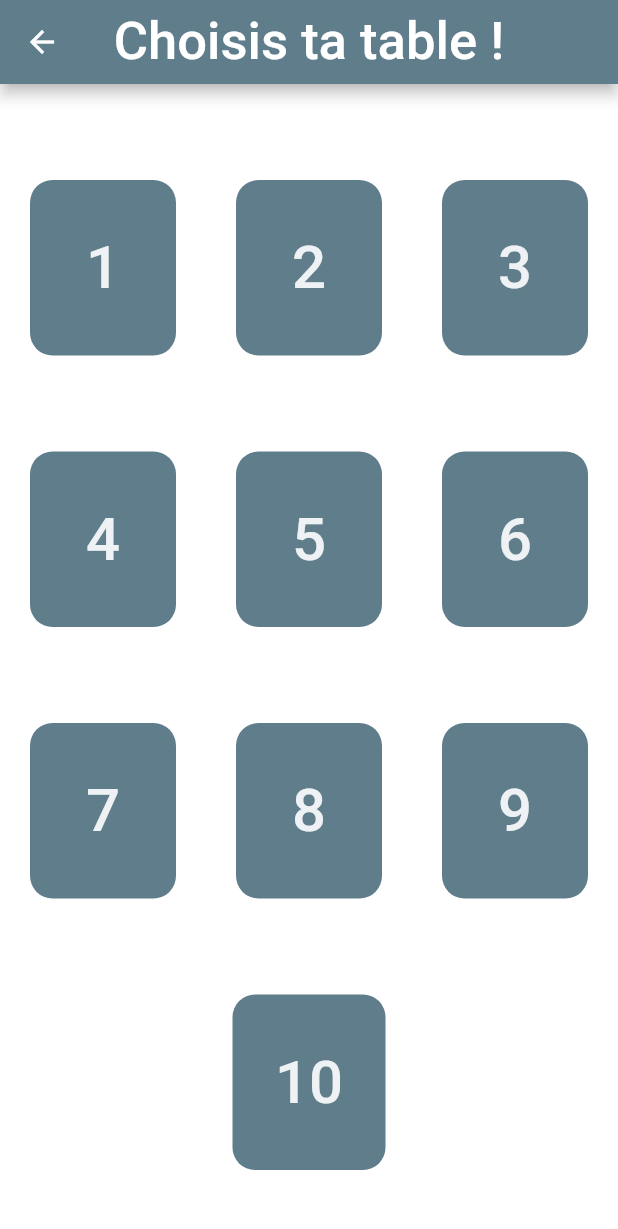
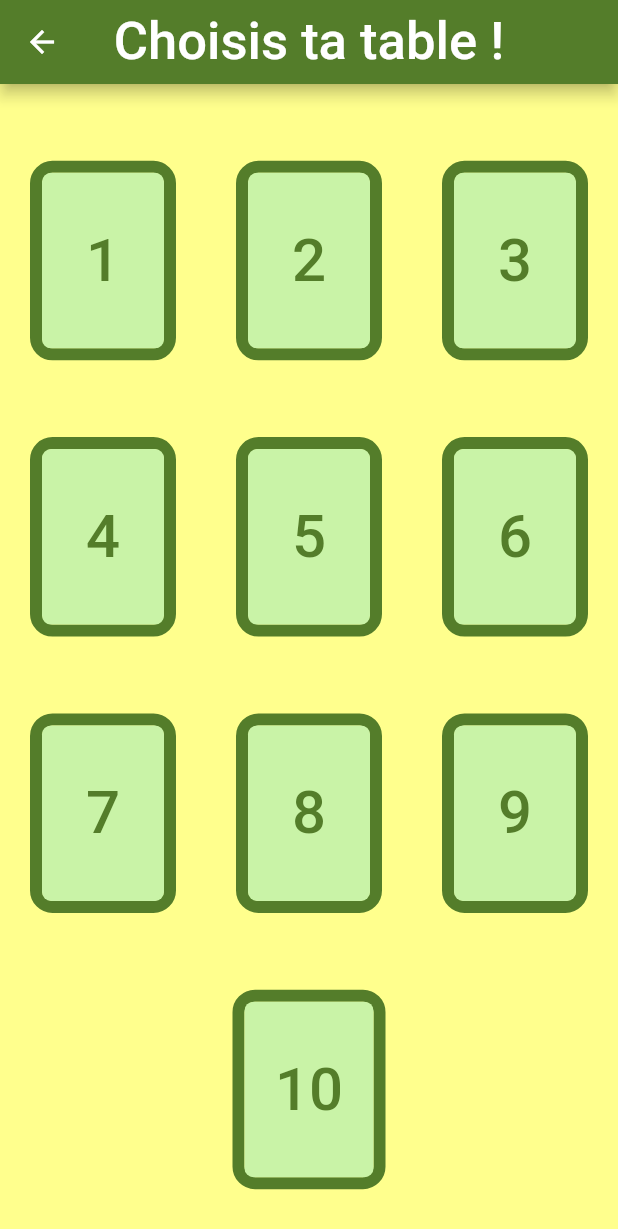
Before and after one commit to manucaputo/appli-mob, a Flutter app: the screen it shows after launch, after a tap on "Afficher les tables", on a phone screen of 412 x 824 dp. Shown: the top 1229 px of the screen. Run offline on Flutter 3.47's test engine with Material 2 defaults, Android fonts, the phone set to English and light mode, and no system bars; drawn by our look-alikes of auto_size_text; our stand-ins replace circular_countdown_timer; missing offline and left inert: dart:ffi.

Commit message:
backg. second

```diff
--- a/lib/second_page.dart
+++ b/lib/second_page.dart
@@ -22,8 +22,19 @@ class _SecondPageState extends State<SecondPage> {
 
   @override
   Widget build(BuildContext context) {
+
+    Color e = Color.fromRGBO(58, 153, 11, 1.0);
+
+    //Color f = Color.fromRGBO(103, 151, 59, 1.0);
+   Color f = Color.fromRGBO(84, 125, 42, 1.0);
+    Color c = Color.fromRGBO(147, 219, 91, 0.6);
+    Color a = Color.fromRGBO(201, 243, 167, 1.0);
+
+    Color b = Color.fromRGBO(255, 255, 132, 0.93);
+    Color d = Color.fromRGBO(132, 69, 60, 1);
+
     return Scaffold(
-        backgroundColor: Colors.white.withOpacity(0.75), // couleur du fond
+        backgroundColor: b, // couleur du fond
         // création de la appbar
         appBar: AppBar(
           title: Text(
@@ -31,7 +42,7 @@ class _SecondPageState extends State<SecondPage> {
             style: TextStyle(fontSize: 35),
           ),
           centerTitle: true, // centre l'écriture
-          backgroundColor: Colors.blueGrey, // couleur de la appBar
+          backgroundColor: f, // couleur de la appBar
         ),
 
         body: Column(
@@ -42,10 +53,13 @@ class _SecondPageState extends State<SecondPage> {
                   child: Row(children: <Widget>[
                 Expanded(
                     child: Container(
-                  margin: new EdgeInsets.fromLTRB(20.0, 20.0, 20.0, 0),  //position du bouton par rapport aux autres éléments
+                  margin: new EdgeInsets.fromLTRB(20.0, 20.0, 20.0, 0),
+                      decoration: BoxDecoration(
+                          borderRadius: BorderRadius.circular(15.0),
+                          border: Border.all(color: f, width: 8.0)),//position du bouton par rapport aux autres éléments
                   child: FlatButton(
                       shape: RoundedRectangleBorder(
-                        borderRadius: BorderRadius.circular(15.0), //arrondi les angles
+                        borderRadius: BorderRadius.circular(6.0), //arrondi les angles
                       ),
                       onPressed: () {   // quand on presse le bouton
                         value = 1;
@@ -53,14 +67,14 @@ class _SecondPageState extends State<SecondPage> {
                           builder: (context) => ThirdPage(value: value), // affichage de la page 3 avec le numéro de table choisie qui est la valeur de "value"
                         ));
                       },
-                      color: Colors.blueGrey.withOpacity(1), // couleur du bouton
+                      color: a, // couleur du bouton
                       padding:
                           EdgeInsets.symmetric(vertical: 35.0, horizontal: 0), // définition du padding
                       child: AutoSizeText(      // autosizetext permet au texte de prendre une taille possible pour la taille du bouton
                         '1',
                         style: TextStyle(
                           fontSize: 40, // taille de la police d'écriture
-                          color: Colors.white.withOpacity(0.9), //couleur de la police d'écriture
+                          color: f, //couleur de la police d'écriture
                         ),
                       )),
                 )),
@@ -68,9 +82,12 @@ class _SecondPageState extends State<SecondPage> {
                 Expanded(
                     child: Container(
                   margin: new EdgeInsets.fromLTRB(20.0, 20.0, 20, 0),
+                      decoration: BoxDecoration(
+                          borderRadius: BorderRadius.circular(15.0),
+                          border: Border.all(color: f, width: 8.0)),//position du bouton par rapport aux autres éléments
                       child: FlatButton(
                           shape: RoundedRectangleBorder(
-                        borderRadius: BorderRadius.circular(15.0),
+                            borderRadius: BorderRadius.circular(6.0), //arrondi les angles
                           ),
                       onPressed: () {
                         value = 2;
@@ -78,23 +95,26 @@ class _SecondPageState extends State<SecondPage> {
                           builder: (context) => ThirdPage(value: value),
                         ));
                       },
-                      color: Colors.blueGrey.withOpacity(1),
+                      color: a,
                       padding:
                           EdgeInsets.symmetric(vertical: 35.0, horizontal: 0),
                       child: AutoSizeText(
                         '2',
                         style: TextStyle(
                           fontSize: 40,
-                          color: Colors.white.withOpacity(0.9),
+                          color: f,
                         ),
                       )),
                 )),
                 Expanded(
                     child: Container(
                   margin: new EdgeInsets.fromLTRB(20.0, 20.0, 20, 0),
+                      decoration: BoxDecoration(
+                          borderRadius: BorderRadius.circular(15.0),
+                          border: Border.all(color: f, width: 8.0)),//position du bouton par rapport aux autres éléments
                       child: FlatButton(
                           shape: RoundedRectangleBorder(
-                        borderRadius: BorderRadius.circular(15.0),
+                            borderRadius: BorderRadius.circular(6.0), //arrondi les angles
                           ),
                       onPressed: () {
                         value = 3;
@@ -102,14 +122,14 @@ class _SecondPageState extends State<SecondPage> {
                           builder: (context) => ThirdPage(value: value),
                         ));
                       },
-                      color: Colors.blueGrey.withOpacity(1),
+                      color: a,
                       padding:
                           EdgeInsets.symmetric(vertical: 35.0, horizontal: 0),
                       child: AutoSizeText(
                         '3',
                         style: TextStyle(
                           fontSize: 40,
-                          color: Colors.white.withOpacity(0.9),
+                          color: f,
                         ),
                       )),
                 )),
@@ -119,9 +139,12 @@ class _SecondPageState extends State<SecondPage> {
                 Expanded(
                     child: Container(
                   margin: new EdgeInsets.fromLTRB(20.0, 20.0, 20.0, 0),
+                      decoration: BoxDecoration(
+                          borderRadius: BorderRadius.circular(15.0),
+                          border: Border.all(color: f, width: 8.0)),//position du bouton par rapport aux autres éléments
                       child: FlatButton(
                           shape: RoundedRectangleBorder(
-                        borderRadius: BorderRadius.circular(15.0),
+                            borderRadius: BorderRadius.circular(6.0), //arrondi les angles
                           ),
                       onPressed: () {
                         value = 4;
@@ -129,23 +152,26 @@ class _SecondPageState extends State<SecondPage> {
                           builder: (context) => ThirdPage(value: value),
                         ));
                       },
-                      color: Colors.blueGrey.withOpacity(1),
+                      color: a,
                       padding:
                           EdgeInsets.symmetric(vertical: 35.0, horizontal: 15),
                       child: AutoSizeText(
                         '4',
                         style: TextStyle(
                           fontSize: 40,
-                          color: Colors.white.withOpacity(0.9),
+                          color: f,
                         ),
                       )),
                 )),
                 Expanded(
                     child: Container(
                   margin: new EdgeInsets.fromLTRB(20.0, 20.0, 20.0, 0),
+                      decoration: BoxDecoration(
+                          borderRadius: BorderRadius.circular(15.0),
+                          border: Border.all(color: f, width: 8.0)),//position du bouton par rapport aux autres éléments
                       child: FlatButton(
                           shape: RoundedRectangleBorder(
-                        borderRadius: BorderRadius.circular(15.0),
+                            borderRadius: BorderRadius.circular(6.0), //arrondi les angles
                           ),
                       onPressed: () {
                         value = 5;
@@ -153,23 +179,26 @@ class _SecondPageState extends State<SecondPage> {
                           builder: (context) => ThirdPage(value: value),
                         ));
                       },
-                      color: Colors.blueGrey.withOpacity(1),
+                      color: a,
                       padding:
                           EdgeInsets.symmetric(vertical: 35.0, horizontal: 15),
                       child: AutoSizeText(
                         '5',
                         style: TextStyle(
                           fontSize: 40,
-                          color: Colors.white.withOpacity(0.9),
+                          color: f,
                         ),
                       )),
                 )),
                 Expanded(
                     child: Container(
                   margin: new EdgeInsets.fromLTRB(20.0, 20.0, 20.0, 0),
+                      decoration: BoxDecoration(
+                          borderRadius: BorderRadius.circular(15.0),
+                          border: Border.all(color: f, width: 8.0)),//position du bouton par rapport aux autres éléments
                       child: FlatButton(
                           shape: RoundedRectangleBorder(
-                        borderRadius: BorderRadius.circular(15.0),
+                            borderRadius: BorderRadius.circular(6.0), //arrondi les angles
                           ),
                       onPressed: () {
                         value = 6;
@@ -177,14 +206,14 @@ class _SecondPageState extends State<SecondPage> {
                           builder: (context) => ThirdPage(value: value),
                         ));
                       },
-                      color: Colors.blueGrey.withOpacity(1),
+                      color: a,
                       padding:
                           EdgeInsets.symmetric(vertical: 35.0, horizontal: 15),
                       child: AutoSizeText(
                         '6',
                         style: TextStyle(
                           fontSize: 40,
-                          color: Colors.white.withOpacity(0.9),
+                          color: f,
                         ),
                       )),
                 )),
@@ -194,9 +223,12 @@ class _SecondPageState extends State<SecondPage> {
                 Expanded(
                     child: Container(
                   margin: new EdgeInsets.fromLTRB(20.0, 20.0, 20.0, 0),
+                      decoration: BoxDecoration(
+                          borderRadius: BorderRadius.circular(15.0),
+                          border: Border.all(color: f, width: 8.0)),//position du bouton par rapport aux autres éléments
                       child: FlatButton(
                           shape: RoundedRectangleBorder(
-                        borderRadius: BorderRadius.circular(15.0),
+                            borderRadius: BorderRadius.circular(6.0), //arrondi les angles
                           ),
                       onPressed: () {
                         value = 7;
@@ -204,23 +236,26 @@ class _SecondPageState extends State<SecondPage> {
                           builder: (context) => ThirdPage(value: value),
                         ));
                       },
-                      color: Colors.blueGrey.withOpacity(1),
+                      color: a,
                       padding:
                           EdgeInsets.symmetric(vertical: 35.0, horizontal: 15),
                       child: AutoSizeText(
                         '7',
                         style: TextStyle(
                           fontSize: 40,
-                          color: Colors.white.withOpacity(0.9),
+                          color: f,
                         ),
                       )),
                 )),
                 Expanded(
                     child: Container(
                   margin: new EdgeInsets.fromLTRB(20.0, 20.0, 20.0, 0),
+                      decoration: BoxDecoration(
+                          borderRadius: BorderRadius.circular(15.0),
+                          border: Border.all(color: f, width: 8.0)),//position du bouton par rapport aux autres éléments
                       child: FlatButton(
                           shape: RoundedRectangleBorder(
-                        borderRadius: BorderRadius.circular(15.0),
+                            borderRadius: BorderRadius.circular(6.0), //arrondi les angles
                           ),
                       onPressed: () {
                         value = 8;
@@ -228,23 +263,26 @@ class _SecondPageState extends State<SecondPage> {
                           builder: (context) => ThirdPage(value: value),
                         ));
                       },
-                      color: Colors.blueGrey.withOpacity(1),
+                      color: a,
                       padding:
                           EdgeInsets.symmetric(vertical: 35.0, horizontal: 15),
                       child: AutoSizeText(
                         '8',
                         style: TextStyle(
                           fontSize: 40,
-                          color: Colors.white.withOpacity(0.9),
+                          color: f,
                         ),
                       )),
                 )),
                 Expanded(
                     child: Container(
                   margin: new EdgeInsets.fromLTRB(20.0, 20.0, 20.0, 0),
+                      decoration: BoxDecoration(
+                          borderRadius: BorderRadius.circular(15.0),
+                          border: Border.all(color: f, width: 8.0)),//position du bouton par rapport aux autres éléments
                       child: FlatButton(
                           shape: RoundedRectangleBorder(
-                        borderRadius: BorderRadius.circular(15.0),
+                            borderRadius: BorderRadius.circular(6.0), //arrondi les angles
                           ),
                       onPressed: () {
                         value = 9;
@@ -252,14 +290,14 @@ class _SecondPageState extends State<SecondPage> {
                           builder: (context) => ThirdPage(value: value),
                         ));
                       },
-                      color: Colors.blueGrey.withOpacity(1),
+                      color: a,
                       padding:
                           EdgeInsets.symmetric(vertical: 35.0, horizontal: 15),
                       child: AutoSizeText(
                         '9',
                         style: TextStyle(
                           fontSize: 40,
-                          color: Colors.white.withOpacity(0.9),
+                          color: f,
                         ),
                       )),
                 )),
@@ -269,23 +307,26 @@ class _SecondPageState extends State<SecondPage> {
                 Expanded(
                     child: Container(
                   margin: new EdgeInsets.fromLTRB(155.0, 20.0, 155.0, 0),
+                      decoration: BoxDecoration(
+                          borderRadius: BorderRadius.circular(15.0),
+                          border: Border.all(color: f, width: 8.0)),//position du bouton par rapport aux autres éléments
                       child: FlatButton(
                           shape: RoundedRectangleBorder(
-                        borderRadius: BorderRadius.circular(15.0),
+                            borderRadius: BorderRadius.circular(6.0), //arrondi les angles
                           ),
                       onPressed: () {
                         Navigator.of(context).push(MaterialPageRoute(
                           builder: (context) => ThirdPage(),
                         ));
                       },
-                      color: Colors.blueGrey.withOpacity(1),
+                      color: a,
                       padding:
                           EdgeInsets.symmetric(vertical: 35.0, horizontal: 15),
                       child: AutoSizeText(
                         '10',
                         style: TextStyle(
                           fontSize: 40,
-                          color: Colors.white.withOpacity(0.9),
+                          color: f,
                         ),
                       )),
                 )),
--- a/pubspec.yaml
+++ b/pubspec.yaml
@@ -61,6 +61,7 @@ flutter:
      - assets/dragon_content.png
      - assets/dragon_triste.png
      - assets/dragon_basique.png
+     - assets/cadre.png
 
 
 
```
Also changed, not shown: assets/cadre.png (added), lib/seventh_page.dart (indentation only). Lines whose indentation alone changed are shown as unchanged.
